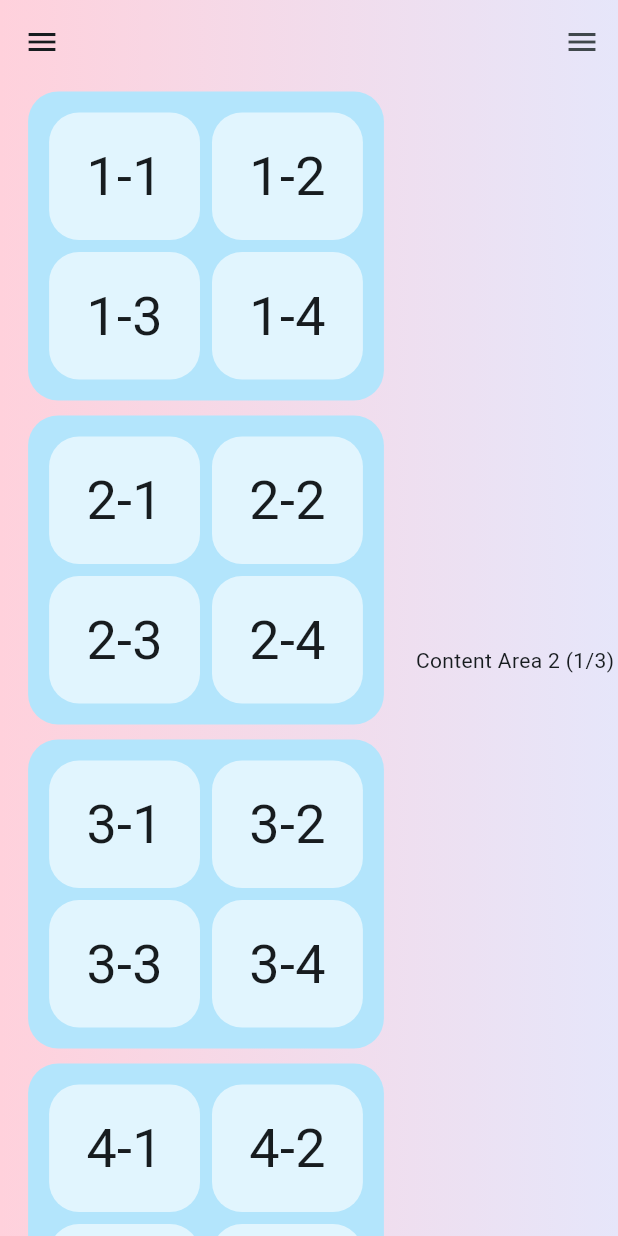
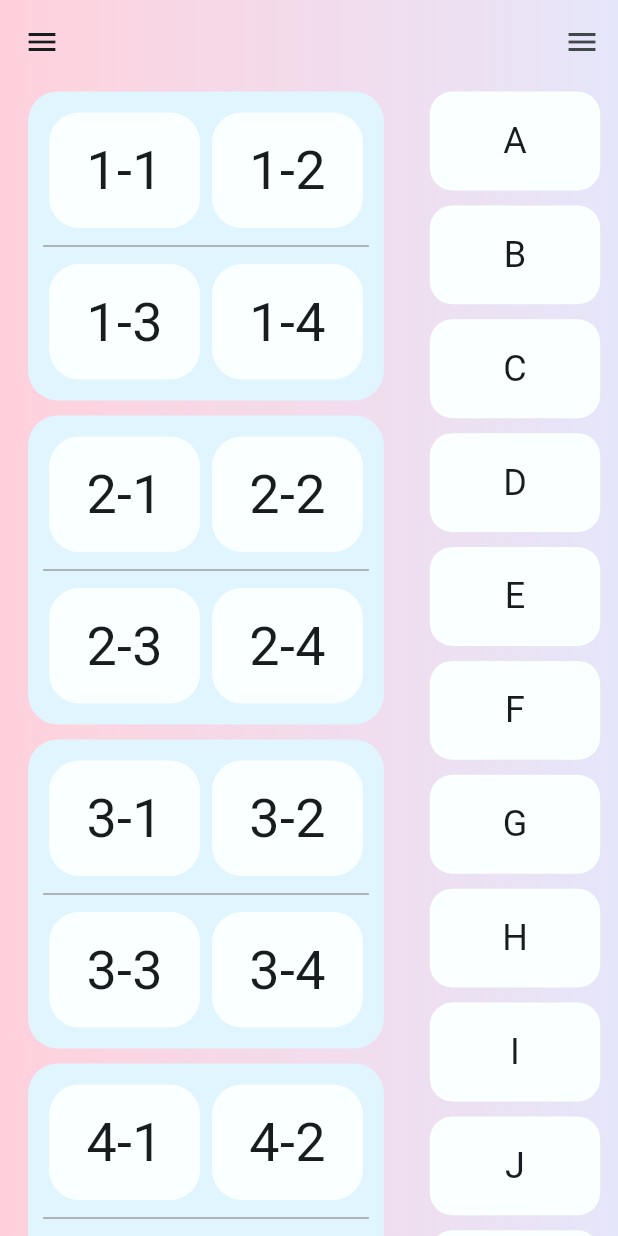
Before and after one commit to Hyun-Tak-Lee/hotswing, a Flutter app: the screen it shows after launch, on a phone screen of 412 x 824 dp. Run offline on Flutter 3.47's test engine with Material 3 defaults, Android fonts, the phone set to English and light mode, and no system bars.

Commit message:
2분할 화면 구현

```diff
--- a/lib/src/common/widgets/main_content.dart
+++ b/lib/src/common/widgets/main_content.dart
@@ -12,8 +12,8 @@ class MainContent extends StatelessWidget {
     const double tabletThreshold = 600.0;
     final isMobileSize = screenWidth < tabletThreshold;
 
-    final Color pastelBlue = Colors.lightBlue.shade100;
-    final Color pastelYellow = Colors.lightBlue.shade50; // 더 밝은 파스텔톤 색상
+    final Color pastelBlue = Colors.lightBlue.shade50;
+    final Color pastelLightBlue = Color(0xFFFAFFFF);
 
     // 각 내부 리스트는 이제 4개의 문자열을 가집니다.
     final List<List<String>> sectionData = [
@@ -21,8 +21,30 @@ class MainContent extends StatelessWidget {
       ["2-1", "2-2", "2-3", "2-4"],
       ["3-1", "3-2", "3-3", "3-4"],
       ["4-1", "4-2", "4-3", "4-4"],
-      ["5-1", "5-2", "5-3", "5-4"] // 스크롤을 확인하기 위한 추가 데이터
+      ["5-1", "5-2", "5-3", "5-4"],
     ];
+
+    // Data for the second scrollable area
+    final List<String> sectionData2 = [
+      "A",
+      "B",
+      "C",
+      "D",
+      "E",
+      "F",
+      "G",
+      "H",
+      "I",
+      "J",
+      "K",
+      "L",
+      "M",
+      "N",
+      "O",
+    ];
+
+    // TODO: Define the condition for showing the divider
+    const bool shouldShowDivider = true;
 
     return Center(
       child: Row(
@@ -30,24 +52,36 @@ class MainContent extends StatelessWidget {
         children: <Widget>[
           Expanded(
             flex: 2,
-            child: Center( // 95% 너비의 컨텐츠를 중앙 정렬
+            child: Center(
+              // 95% 너비의 컨텐츠를 중앙 정렬
               child: FractionallySizedBox(
                 widthFactor: 0.90,
                 child: SingleChildScrollView(
                   scrollDirection: Axis.vertical, // 세로 스크롤
-                  child: Column( // 세로로 배열
+                  child: Column(
+                    // 세로로 배열
                     children: sectionData.map((item) {
                       return Container(
-                        margin: const EdgeInsets.all(5.0), // 구역 간 간격
-                        padding: const EdgeInsets.all(10.0), // Added padding here
-                        decoration: BoxDecoration( // 둥근 모서리를 위한 BoxDecoration 추가
+                        margin: const EdgeInsets.all(5.0),
+                        // 구역 간 간격
+                        padding: const EdgeInsets.all(10.0),
+                        // Added padding here
+                        decoration: BoxDecoration(
+                          // 둥근 모서리를 위한 BoxDecoration 추가
                           color: pastelBlue,
-                          borderRadius: BorderRadius.circular(20.0), // 둥근 모서리 반경 설정
+                          borderRadius: BorderRadius.circular(
+                            20.0,
+                          ), // 둥근 모서리 반경 설정
                         ),
-                        height: isMobileSize ? screenHeight * 0.25 : screenHeight * 0.2, // 높이 지정
-                        child: Column( // 세로로 2분할
+                        height: isMobileSize
+                            ? screenHeight * 0.25
+                            : screenHeight * 0.2,
+                        // 높이 지정
+                        child: Column(
+                          // 세로로 2분할
                           children: [
-                            Expanded( // 첫 번째 가로 줄 (2칸)
+                            Expanded(
+                              // 첫 번째 가로 줄 (2칸)
                               child: Row(
                                 children: [
                                   Expanded(
@@ -55,10 +89,17 @@ class MainContent extends StatelessWidget {
                                       margin: const EdgeInsets.all(4.0),
                                       padding: const EdgeInsets.all(8.0),
                                       decoration: BoxDecoration(
-                                        color: pastelYellow,
-                                        borderRadius: BorderRadius.circular(20.0),
+                                        color: pastelLightBlue,
+                                        borderRadius: BorderRadius.circular(
+                                          20.0,
+                                        ),
                                       ),
-                                      child: Center(child: Text(item[0], style: TextStyle(fontSize: 36.0))), // Updated text style
+                                      child: Center(
+                                        child: Text(
+                                          item[0],
+                                          style: TextStyle(fontSize: 36.0),
+                                        ),
+                                      ), // Updated text style
                                     ),
                                   ),
                                   Expanded(
@@ -66,16 +107,31 @@ class MainContent extends StatelessWidget {
                                       margin: const EdgeInsets.all(4.0),
                                       padding: const EdgeInsets.all(8.0),
                                       decoration: BoxDecoration(
-                                        color: pastelYellow,
-                                        borderRadius: BorderRadius.circular(20.0),
+                                        color: pastelLightBlue,
+                                        borderRadius: BorderRadius.circular(
+                                          20.0,
+                                        ),
                                       ),
-                                      child: Center(child: Text(item[1], style: TextStyle(fontSize: 36.0))), // Updated text style
+                                      child: Center(
+                                        child: Text(
+                                          item[1],
+                                          style: TextStyle(fontSize: 36.0),
+                                        ),
+                                      ), // Updated text style
                                     ),
                                   ),
                                 ],
                               ),
                             ),
-                            Expanded( // 두 번째 가로 줄 (2칸)
+                            Visibility(
+                              visible: shouldShowDivider,
+                              child: Divider(
+                                color: Colors.grey,
+                                thickness: 1,
+                              ),
+                            ),
+                            Expanded(
+                              // 두 번째 가로 줄 (2칸)
                               child: Row(
                                 children: [
                                   Expanded(
@@ -83,10 +139,17 @@ class MainContent extends StatelessWidget {
                                       margin: const EdgeInsets.all(4.0),
                                       padding: const EdgeInsets.all(8.0),
                                       decoration: BoxDecoration(
-                                        color: pastelYellow,
-                                        borderRadius: BorderRadius.circular(20.0),
+                                        color: pastelLightBlue,
+                                        borderRadius: BorderRadius.circular(
+                                          20.0,
+                                        ),
                                       ),
-                                      child: Center(child: Text(item[2], style: TextStyle(fontSize: 36.0))), // Updated text style
+                                      child: Center(
+                                        child: Text(
+                                          item[2],
+                                          style: TextStyle(fontSize: 36.0),
+                                        ),
+                                      ), // Updated text style
                                     ),
                                   ),
                                   Expanded(
@@ -94,10 +157,17 @@ class MainContent extends StatelessWidget {
                                       margin: const EdgeInsets.all(4.0),
                                       padding: const EdgeInsets.all(8.0),
                                       decoration: BoxDecoration(
-                                        color: pastelYellow,
-                                        borderRadius: BorderRadius.circular(20.0),
+                                        color: pastelLightBlue,
+                                        borderRadius: BorderRadius.circular(
+                                          20.0,
+                                        ),
                                       ),
-                                      child: Center(child: Text(item[3], style: TextStyle(fontSize: 36.0))), // Updated text style
+                                      child: Center(
+                                        child: Text(
+                                          item[3],
+                                          style: TextStyle(fontSize: 36.0),
+                                        ),
+                                      ), // Updated text style
                                     ),
                                   ),
                                 ],
@@ -114,7 +184,33 @@ class MainContent extends StatelessWidget {
           ),
           Expanded(
             flex: 1,
-            child: const Center(child: Text('Content Area 2 (1/3)')),
+            child: Center(
+              child: FractionallySizedBox(
+                widthFactor: 0.90,
+                child: SingleChildScrollView(
+                  scrollDirection: Axis.vertical,
+                  child: Column(
+                    children: sectionData2.map((item) {
+                      return Container(
+                        margin: const EdgeInsets.all(5.0),
+                        padding: const EdgeInsets.all(10.0),
+                        decoration: BoxDecoration(
+                          color: pastelLightBlue,
+                          borderRadius: BorderRadius.circular(15.0),
+                        ),
+                        height: isMobileSize
+                            ? screenHeight * 0.08
+                            : screenHeight * 0.05,
+                        // Adjusted height
+                        child: Center(
+                          child: Text(item, style: TextStyle(fontSize: 24.0)),
+                        ),
+                      );
+                    }).toList(),
+                  ),
+                ),
+              ),
+            ),
           ),
         ],
       ),
--- a/lib/src/providers/players_provider.dart
+++ b/lib/src/providers/players_provider.dart
@@ -76,7 +76,7 @@ class PlayersProvider with ChangeNotifier {
     }
   }
 
-  // 플레이어 이름 변경 (성별은 이름 변경과 직접적인 관련이 없으므로 이 함수는 수정할 필요가 없습니다)
+  // 플레이어 이름 변경
   void updatePlayerName(String oldName, String newName) {
     if (_players.containsKey(oldName)) {
       Player? player = _players.remove(oldName);
```
